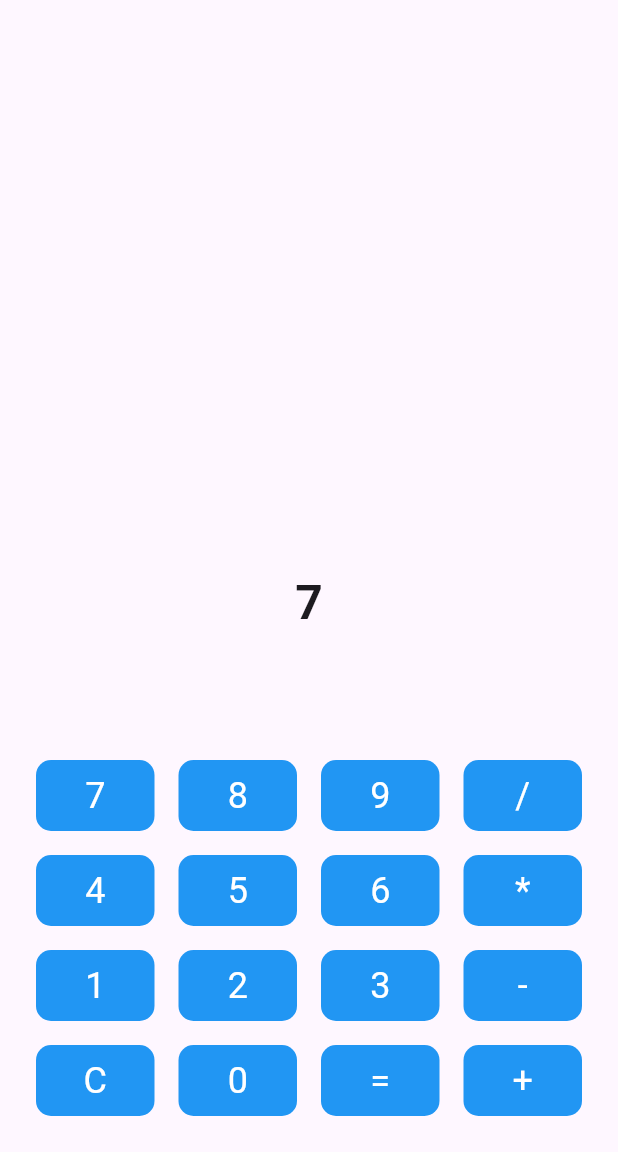
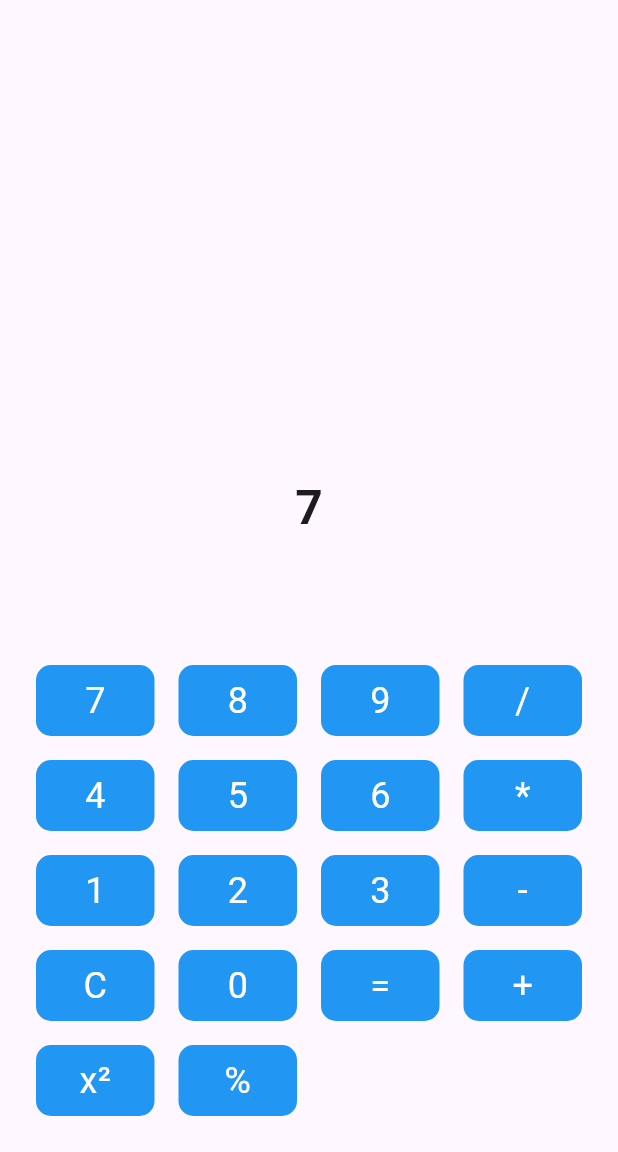
Before and after one commit to acommendatore/flutter-calculator, a Flutter app: the screen it shows after launch, after a tap on an icon or button, on a phone screen of 412 x 824 dp, the part 84-1236 px from its top. Run offline on Flutter 3.47's test engine with Material 3 defaults, Android fonts, the phone set to English and light mode, and no system bars; missing offline and left inert: expressions.

Commit message:
Added square button to the calculator app

```diff
--- a/lib/main.dart
+++ b/lib/main.dart
@@ -65,8 +65,34 @@ class _MyHomePageState extends State<MyHomePage> {
     });
   }
 
+  // Function to square the current result or expression
+  void _squareValue() {
+    try {
+      final expression = Expression.parse(_expression);
+      final evaluator = ExpressionEvaluator();
+      final result = evaluator.eval(expression, {});
+      final squared = (result as num) * (result as num);
+      setState(() {
+        _result = squared.toString();
+        _expression = squared.toString();
+      });
+    } catch (e) {
+      setState(() {
+        _result = 'Error';
+      });
+    }
+  }
+
   @override
   Widget build(BuildContext context) {
+    final List<String> buttons = [
+      '7', '8', '9', '/',
+      '4', '5', '6', '*',
+      '1', '2', '3', '-',
+      'C', '0', '=', '+',
+      'x²', '%'
+    ];
+
     return Scaffold(
       appBar: AppBar(
         title: Text(widget.title),
@@ -92,13 +118,13 @@ class _MyHomePageState extends State<MyHomePage> {
             // Calculator Button Grid
             GridView.builder(
               shrinkWrap: true,
+              itemCount: buttons.length,
               gridDelegate: const SliverGridDelegateWithFixedCrossAxisCount(
                 crossAxisCount: 4,
                 childAspectRatio: 1.5,
               ),
-              itemCount: 16,
               itemBuilder: (context, index) {
-                return _buildButton(index);
+                return _buildButton(buttons[index]);
               },
             ),
           ],
@@ -108,22 +134,15 @@ class _MyHomePageState extends State<MyHomePage> {
   }
 
   // Build a single button for the calculator
-  Widget _buildButton(int index) {
-    final List<String> buttons = [
-      '7', '8', '9', '/',
-      '4', '5', '6', '*',
-      '1', '2', '3', '-',
-      'C', '0', '=', '+',
-    ];
-
-    String buttonText = buttons[index];
-
+  Widget _buildButton(String buttonText) {
     return GestureDetector(
       onTap: () {
         if (buttonText == 'C') {
           _clear();
         } else if (buttonText == '=') {
           _evaluateExpression();
+        } else if (buttonText == 'x²') {
+          _squareValue();
         } else {
           _updateExpression(buttonText);
         }
```
